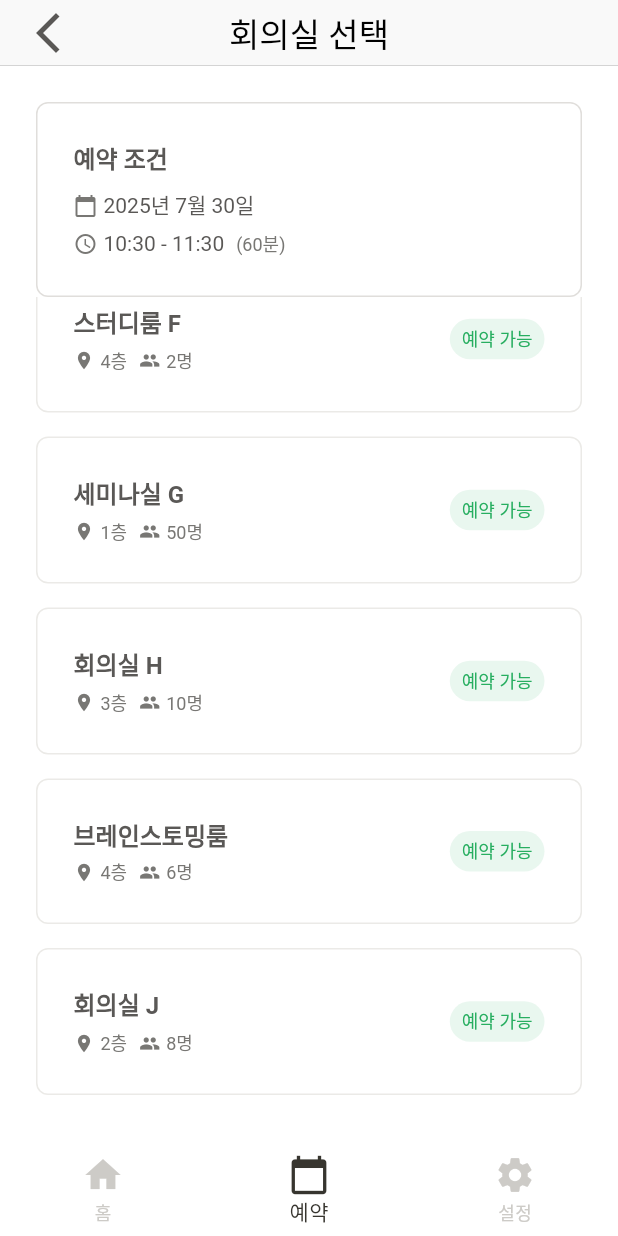
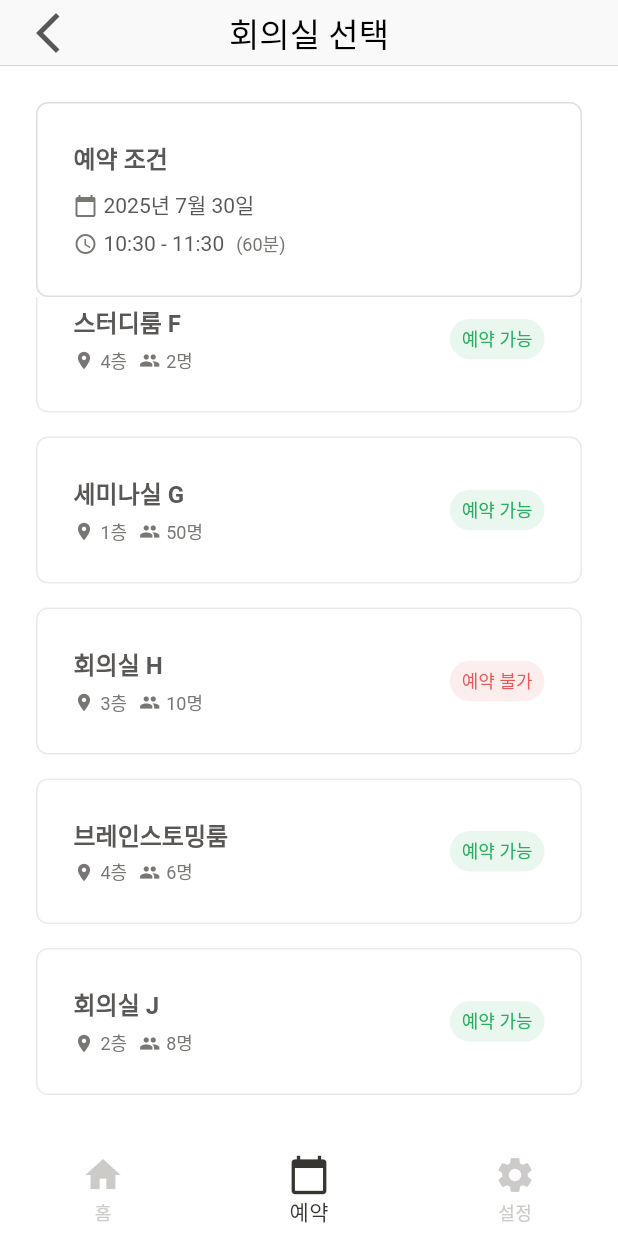
Before and after one commit to codezigee/ZiGee-Frontend, a Flutter app: the AvailableRoomListScreen screen opened by its route, scrolled down 622 dp, on a phone screen of 412 x 824 dp. Run offline on Flutter 3.47's test engine with Material 3 defaults, Android fonts, the phone set to English and light mode, and no system bars; our stand-ins replace get, go_router, table_calendar; Roboto replaces fonts that are missing (Pretendard).

Commit message:
[Refactor] RoomCard 위젯 분리 #12

```diff
--- a/zigee_app/lib/features/booking/available_room_list_screen.dart
+++ b/zigee_app/lib/features/booking/available_room_list_screen.dart
@@ -9,6 +9,7 @@ import 'package:zigee_app/app/theme/typography_styles.dart';
 import 'package:zigee_app/common/widgets/custom_dialog.dart';
 import 'package:zigee_app/common/widgets/custom_snackbar.dart';
 import 'package:zigee_app/common/widgets/custom_text_button.dart';
+import 'package:zigee_app/features/booking/widgets/room_card.dart';
 import 'package:zigee_app/models/room.dart';
 
 class AvailableRoomListScreen extends StatefulWidget {
@@ -137,7 +138,23 @@ class _AvailableRoomListScreenState extends State<AvailableRoomListScreen> {
                             padding: const EdgeInsets.symmetric(
                               vertical: SpacingTokens.sm,
                             ),
-                            child: _buildRoomCard(context, room),
+                            child: RoomCard(
+                              room: room,
+                              isSelected: _selectedRoom == room,
+                              onTap: () {
+                                () {
+                                  if (_selectedRoom != room) {
+                                    setState(() {
+                                      _selectedRoom = room;
+                                    });
+                                  } else {
+                                    setState(() {
+                                      _selectedRoom = null;
+                                    });
+                                  }
+                                };
+                              },
+                            ),
                           );
                         },
                       ),
@@ -207,30 +224,11 @@ class _AvailableRoomListScreenState extends State<AvailableRoomListScreen> {
                   padding: const EdgeInsets.symmetric(
                     vertical: SpacingTokens.sm,
                   ),
-                  child: _buildRoomCard(context, room),
-                );
-              },
-            ),
-          ),
-        ],
-      ),
-    );
-  }
-
-  Widget _buildRoomCard(BuildContext context, Room room) {
-    return Container(
-      decoration: BoxDecoration(
-        color: ColorTokens.white,
-        borderRadius: BorderRadius.circular(SizingTokens.radiusMd),
-        border: Border.all(
-          color:
-              _selectedRoom == room
-                  ? ColorTokens.borderFocus
-                  : ColorTokens.borderPrimary,
-        ),
-      ),
-      child: InkWell(
+                  child: RoomCard(
+                    room: room,
+                    isSelected: _selectedRoom == room,
                     onTap: () {
+                      () {
                         if (_selectedRoom != room) {
                           setState(() {
                             _selectedRoom = room;
@@ -240,80 +238,15 @@ class _AvailableRoomListScreenState extends State<AvailableRoomListScreen> {
                             _selectedRoom = null;
                           });
                         }
+                      };
                     },
-        child: Padding(
-          padding: const EdgeInsets.all(SpacingTokens.lg),
-          child: Column(
-            crossAxisAlignment: CrossAxisAlignment.start,
-            children: [
-              Row(
-                children: [
-                  Expanded(
-                    child: Column(
-                      crossAxisAlignment: CrossAxisAlignment.start,
-                      children: [
-                        Text(
-                          room.name,
-                          style: TypographyStyles.titleMedium.copyWith(
-                            fontWeight: FontWeight.bold,
                   ),
-                        ),
-                        const SizedBox(height: SpacingTokens.xs),
-                        Row(
-                          children: [
-                            const Icon(
-                              Icons.location_on,
-                              size: 14,
-                              color: ColorTokens.gray600,
-                            ),
-                            const SizedBox(width: SpacingTokens.xs),
-                            Text(
-                              room.location,
-                              style: TypographyStyles.bodySmall.copyWith(
-                                color: ColorTokens.gray600,
-                              ),
-                            ),
-                            const SizedBox(width: SpacingTokens.sm),
-                            const Icon(
-                              Icons.people,
-                              size: 14,
-                              color: ColorTokens.gray600,
-                            ),
-                            const SizedBox(width: SpacingTokens.xs),
-                            Text(
-                              '${room.capacity}명',
-                              style: TypographyStyles.bodySmall.copyWith(
-                                color: ColorTokens.gray600,
+                );
+              },
             ),
           ),
         ],
       ),
-                      ],
-                    ),
-                  ),
-                  Container(
-                    padding: const EdgeInsets.symmetric(
-                      horizontal: SpacingTokens.sm,
-                      vertical: SpacingTokens.xs,
-                    ),
-                    decoration: BoxDecoration(
-                      color: ColorTokens.statusSuccess.withValues(alpha: 0.1),
-                      borderRadius: BorderRadius.circular(16),
-                    ),
-                    child: Text(
-                      '예약 가능',
-                      style: TypographyStyles.bodySmall.copyWith(
-                        color: ColorTokens.statusSuccess,
-                        fontWeight: FontWeight.w500,
-                      ),
-                    ),
-                  ),
-                ],
-              ),
-            ],
-          ),
-        ),
-      ),
     );
   }
 }
--- /dev/null
+++ b/zigee_app/lib/features/booking/widgets/room_card.dart
@@ -0,0 +1,114 @@
+import 'package:flutter/material.dart';
+import 'package:zigee_app/app/theme/color_tokens.dart';
+import 'package:zigee_app/app/theme/size_tokens.dart';
+import 'package:zigee_app/app/theme/spacing_tokens.dart';
+import 'package:zigee_app/app/theme/typography_styles.dart';
+import 'package:zigee_app/models/room.dart';
+
+class RoomCard extends StatelessWidget {
+  final Room room;
+  final bool isSelected;
+  final VoidCallback? onTap;
+
+  const RoomCard({
+    super.key,
+    required this.room,
+    required this.isSelected,
+    this.onTap,
+  });
+
+  @override
+  Widget build(BuildContext context) {
+    return Container(
+      decoration: BoxDecoration(
+        color: ColorTokens.white,
+        borderRadius: BorderRadius.circular(SizingTokens.radiusMd),
+        border: Border.all(
+          color:
+              isSelected ? ColorTokens.borderFocus : ColorTokens.borderPrimary,
+        ),
+      ),
+      child: InkWell(
+        onTap: onTap,
+        child: Padding(
+          padding: const EdgeInsets.all(SpacingTokens.lg),
+          child: Column(
+            crossAxisAlignment: CrossAxisAlignment.start,
+            children: [
+              Row(
+                children: [
+                  Expanded(
+                    child: Column(
+                      crossAxisAlignment: CrossAxisAlignment.start,
+                      children: [
+                        Text(
+                          room.name,
+                          style: TypographyStyles.titleMedium.copyWith(
+                            fontWeight: FontWeight.bold,
+                          ),
+                        ),
+                        const SizedBox(height: SpacingTokens.xs),
+                        Row(
+                          children: [
+                            const Icon(
+                              Icons.location_on,
+                              size: 14,
+                              color: ColorTokens.gray600,
+                            ),
+                            const SizedBox(width: SpacingTokens.xs),
+                            Text(
+                              room.location,
+                              style: TypographyStyles.bodySmall.copyWith(
+                                color: ColorTokens.gray600,
+                              ),
+                            ),
+                            const SizedBox(width: SpacingTokens.sm),
+                            const Icon(
+                              Icons.people,
+                              size: 14,
+                              color: ColorTokens.gray600,
+                            ),
+                            const SizedBox(width: SpacingTokens.xs),
+                            Text(
+                              '${room.capacity}명',
+                              style: TypographyStyles.bodySmall.copyWith(
+                                color: ColorTokens.gray600,
+                              ),
+                            ),
+                          ],
+                        ),
+                      ],
+                    ),
+                  ),
+                  Container(
+                    padding: const EdgeInsets.symmetric(
+                      horizontal: SpacingTokens.sm,
+                      vertical: SpacingTokens.xs,
+                    ),
+                    decoration: BoxDecoration(
+                      color:
+                          room.isAvailable
+                              ? ColorTokens.statusSuccess.withValues(alpha: 0.1)
+                              : ColorTokens.statusError.withValues(alpha: 0.1),
+                      borderRadius: BorderRadius.circular(16),
+                    ),
+                    child: Text(
+                      room.isAvailable ? '예약 가능' : '예약 불가',
+                      style: TypographyStyles.bodySmall.copyWith(
+                        color:
+                            room.isAvailable
+                                ? ColorTokens.statusSuccess
+                                : ColorTokens.statusError,
+                        fontWeight: FontWeight.w500,
+                      ),
+                    ),
+                  ),
+                ],
+              ),
+            ],
+          ),
+        ),
+      ),
+    );
+  }
+}
```
Lines whose indentation alone changed are shown as unchanged.
